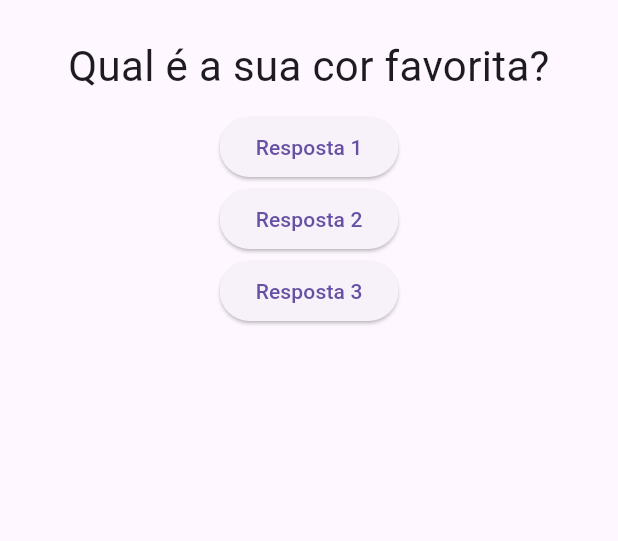
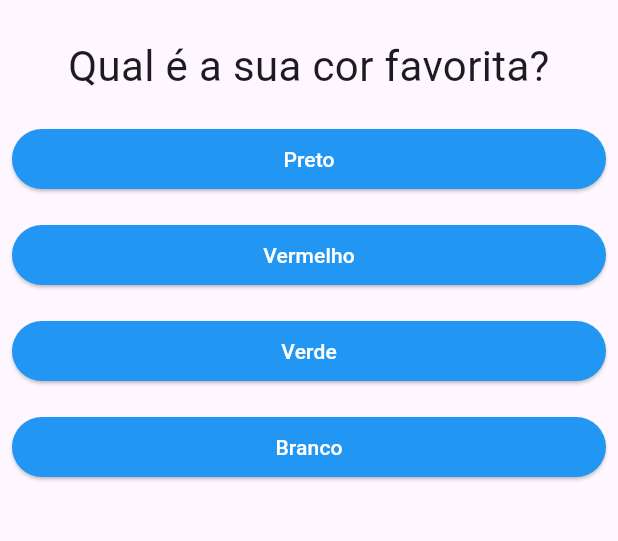
Before and after one commit to ghzeni/flutter, a Flutter app: the screen it shows after launch, on a phone screen of 412 x 824 dp, the part 63-604 px from its top. Run offline on Flutter 3.47's test engine with Material 3 defaults, Android fonts, the phone set to English and light mode, and no system bars.

Commit message:
finish application

```diff
--- a/application/lib/main.dart
+++ b/application/lib/main.dart
@@ -1,6 +1,6 @@
+import 'package:application/questionario.dart';
+import 'package:application/resultado.dart';
 import 'package:flutter/material.dart';
-import './questao.dart';
-import './resposta.dart';
 
 main() {
   runApp(PerguntaApp());
@@ -8,39 +8,83 @@ main() {
 
 class _PerguntaAppState extends State<PerguntaApp> {
   var _perguntaSelecionada = 0;
+  int _pontuacaoTotal = 0;
 
-  void responder() {
+  // List<Map<String, Object>>
+  final _perguntas = const [
+    {
+      'text': 'Qual é a sua cor favorita?',
+      'respostas': [
+        {'text': 'Preto', 'score': 5},
+        {'text': 'Vermelho', 'score': 10},
+        {'text': 'Verde', 'score': 3},
+        {'text': 'Branco', 'score': 7},
+      ]
+    },
+    {
+      'text': 'Qual é o seu animal favorito?',
+      'respostas': [
+        {'text': 'Cachorro', 'score': 1},
+        {'text': 'Gato', 'score': 2},
+        {'text': 'Coelho', 'score': 3},
+        {'text': 'Cavalo', 'score': 6},
+      ]
+    },
+    {
+      'text': 'Qual é o seu instrutor favorito?',
+      'respostas': [
+        {'text': 'Maria', 'score': 10},
+        {'text': 'João', 'score': 5},
+        {'text': 'Leo', 'score': 2},
+        {'text': 'Pedro', 'score': 10},
+      ]
+    },
+  ];
+
+  void _responder(int pontuacao) {
     setState(() {
       _perguntaSelecionada++;
+      _pontuacaoTotal += pontuacao;
     });
+  }
+
+  void _reiniciar() {
+    setState(() {
+      _perguntaSelecionada = 0;
+      _pontuacaoTotal = 0;
+    });
+  }
+
+  // getter?
+  bool get temPerguntaSelecionada {
+    return _perguntaSelecionada < _perguntas.length;
   }
 
   @override
   Widget build(BuildContext context) {
-    final List<String> perguntas = [
-      'Qual é a sua cor favorita?',
-      'Qual é o seu animal favorito?',
-    ];
-
-    final List<String> respostas = ['Resposta 1', 'Resposta 2', 'Resposta 3'];
-
     return MaterialApp(
-      home: Scaffold(
-        appBar: AppBar(
-          title: Text('Perguntas'),
-        ),
-        body: Column(children: <Widget>[
-          Questao(perguntas[_perguntaSelecionada]),
-          Column(
-            children: respostas.map((t) => Resposta(t, responder)).toList(),
-          ),
-        ]),
+        home: Scaffold(
+      appBar: AppBar(
+        title: const Text('Perguntas'),
       ),
-    );
+      body: temPerguntaSelecionada
+          ? Questionario(
+              perguntaSelecionada: _perguntaSelecionada,
+              perguntas: _perguntas,
+              responder: _responder,
+            )
+          : Resultado(
+              pontuacao: _pontuacaoTotal,
+              onReiniciar: _reiniciar,
+            ),
+    ));
   }
 }
 
 class PerguntaApp extends StatefulWidget {
+  const PerguntaApp({super.key});
+
+  @override
   _PerguntaAppState createState() {
     return _PerguntaAppState();
   }
--- /dev/null
+++ b/application/lib/questionario.dart
@@ -0,0 +1,39 @@
+import 'package:application/questao.dart';
+import 'package:application/resposta.dart';
+import 'package:flutter/material.dart';
+
+// stateless -> final
+class Questionario extends StatelessWidget {
+  final int perguntaSelecionada;
+  final List<Map<String, Object>> perguntas;
+  // recebe um parâmetro tipo int
+  final void Function(int) responder;
+
+  const Questionario({
+    super.key,
+    required this.perguntas,
+    required this.perguntaSelecionada,
+    required this.responder,
+  });
+
+  bool get temPerguntaSelecionada {
+    return perguntaSelecionada < perguntas.length;
+  }
+
+  @override
+  Widget build(BuildContext context) {
+    List<Map<String, Object>> respostas = temPerguntaSelecionada
+        ? perguntas[perguntaSelecionada]['respostas']
+            as List<Map<String, Object>>
+        : [];
+    return Column(children: <Widget>[
+      Questao(perguntas[perguntaSelecionada]['text'].toString()),
+      ...respostas
+          .map((resposta) => Resposta(
+              resposta['text'] as String,
+              // passar função por parâmetro
+              () => responder(resposta['score'] as int)))
+          .toList(),
+    ]);
+  }
+}
--- a/application/lib/resposta.dart
+++ b/application/lib/resposta.dart
@@ -2,15 +2,26 @@ import 'package:flutter/material.dart';
 
 class Resposta extends StatelessWidget {
   final String resposta;
-  final Function()? responder;
+  final void Function() onSelected;
 
-  const Resposta(this.resposta, this.responder, {super.key});
+  const Resposta(this.resposta, this.onSelected, {super.key});
 
   @override
   Widget build(BuildContext context) {
-    return ElevatedButton(
-      onPressed: responder,
-      child: Text(resposta),
+    return Container(
+      width: double.infinity,
+      child: Padding(
+        padding: const EdgeInsets.all(8.0),
+        child: ElevatedButton(
+          style: ButtonStyle(
+              backgroundColor: MaterialStateProperty.all(Colors.blue)),
+          onPressed: onSelected,
+          child: Text(
+            resposta,
+            style: const TextStyle(color: Colors.white),
+          ),
+        ),
+      ),
     );
   }
 }
--- /dev/null
+++ b/application/lib/resultado.dart
@@ -0,0 +1,34 @@
+import 'package:flutter/material.dart';
+
+class Resultado extends StatelessWidget {
+  final int pontuacao;
+  final void Function() onReiniciar;
+
+  const Resultado(
+      {super.key, required this.pontuacao, required this.onReiniciar});
+
+  @override
+  Widget build(BuildContext context) {
+    return Column(mainAxisAlignment: MainAxisAlignment.center, children: [
+      const Center(
+        child: Text(
+          'Parabéns!',
+          style: TextStyle(fontSize: 28),
+        ),
+      ),
+      Center(
+        child: Text('Sua pontuação foi $pontuacao'),
+      ),
+      Center(
+          child: Padding(
+        padding: const EdgeInsets.all(8.0),
+        child: ElevatedButton(
+          style: ButtonStyle(
+              backgroundColor: MaterialStateProperty.all(Colors.blue)),
+          onPressed: onReiniciar,
+          child: const Text('Reiniciar', style: TextStyle(color: Colors.white)),
+        ),
+      ))
+    ]);
+  }
+}
```
